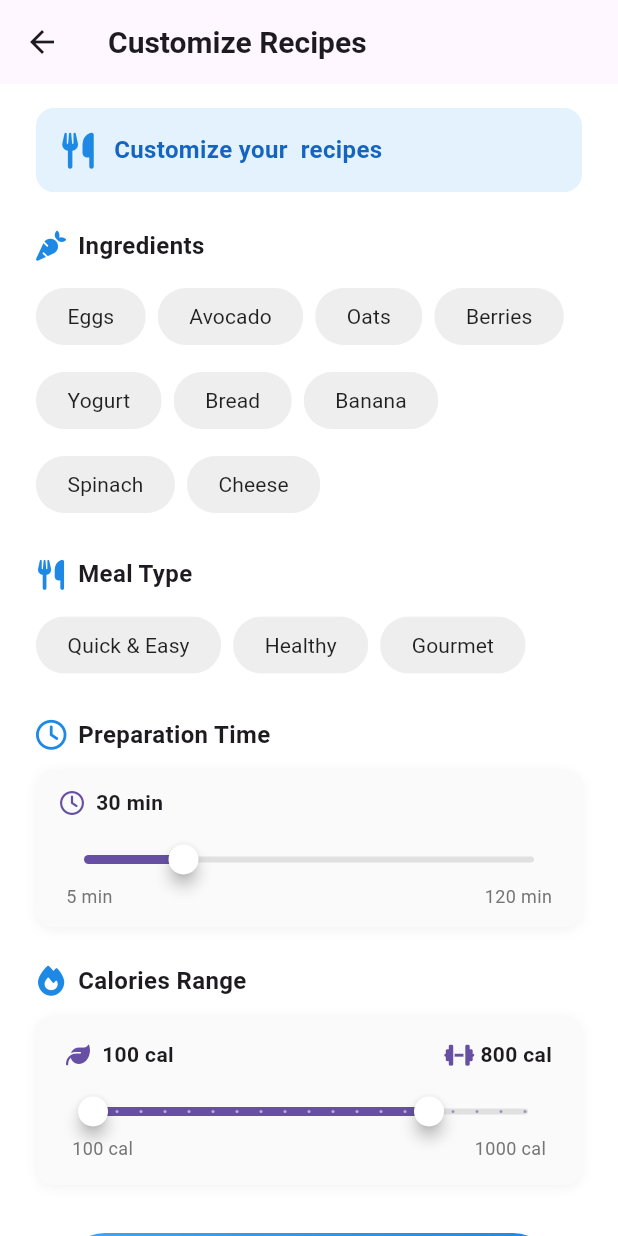
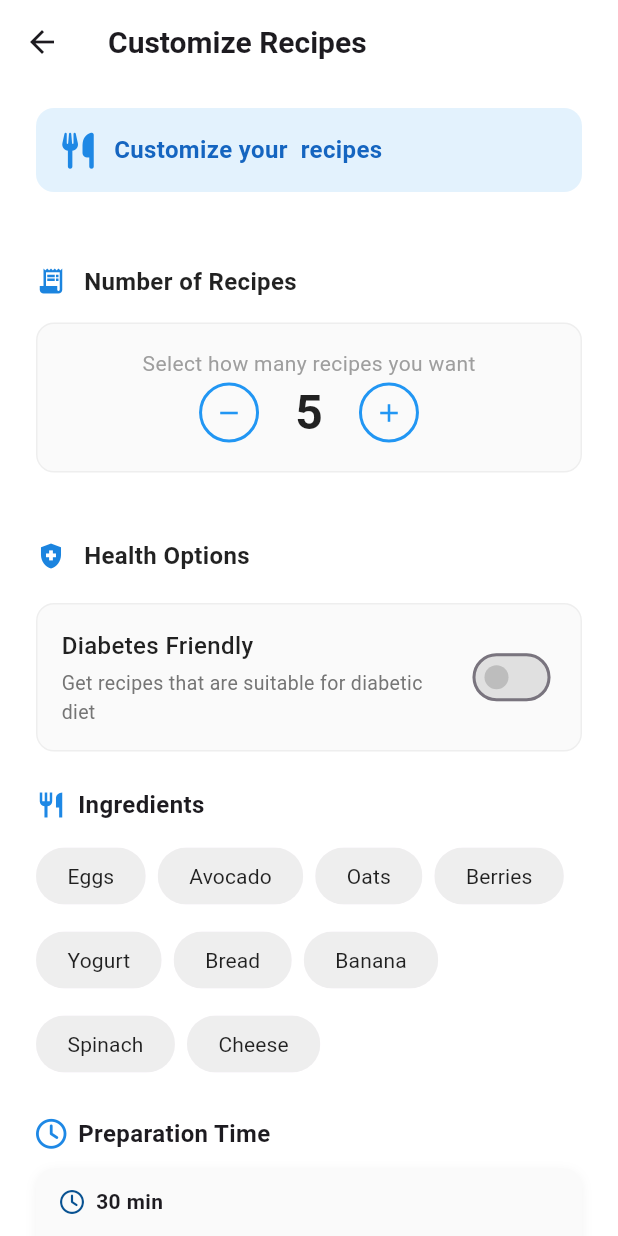
Before and after one commit to Recipe-Rise/Flutter-GP, a Flutter app: the CustomizeRecipeScreen screen opened directly with empty values, on a phone screen of 412 x 824 dp. Run offline on Flutter 3.47's test engine with Material 3 defaults, Android fonts, the light colour scheme and no system bars; our stand-ins replace bloc, flutter_bloc, flutter_vector_icons, font_awesome_flutter, get, google_generative_ai and 4 more; accounts and stored records are empty.

Commit message:
recipes count and health option cards added

```diff
--- a/lib/features/Recipes/presentation/views/customize_recipe_screen.dart
+++ b/lib/features/Recipes/presentation/views/customize_recipe_screen.dart
@@ -1,7 +1,8 @@
 import 'package:fitfork_gp/features/Recipes/presentation/widgets/choice_ships_grid.dart';
-import 'package:fitfork_gp/features/Recipes/presentation/widgets/choice_ships_row.dart';
 import 'package:fitfork_gp/features/Recipes/presentation/widgets/range_slider_with_labels.dart';
 import 'package:fitfork_gp/features/Recipes/presentation/widgets/slider_with_labels.dart';
+import 'package:fitfork_gp/features/Recipes/presentation/widgets/recipes_count_card.dart';
+import 'package:fitfork_gp/features/Recipes/presentation/widgets/health_options_card.dart';
 import 'package:fitfork_gp/features/Register/presentation/widgets/custom_gradient_button.dart';
 import 'package:flutter/material.dart';
 import 'package:fitfork_gp/core/utils/styles.dart';
@@ -26,9 +27,10 @@ class CustomizeRecipeScreen extends StatefulWidget {
 class _CustomizeRecipeScreenState extends State<CustomizeRecipeScreen> {
   final RecipeRepository _repository = RecipeRepository();
   final List<String> _selectedIngredients = [];
-  String _selectedMealType = '';
   double _preparationTime = 30;
   RangeValues _caloriesRange = const RangeValues(100, 800);
+  int _recipesCount = 5;
+  bool _isDiabetesFriendly = false;
 
   final List<String> _breakfastIngredients = [
     'Eggs',
@@ -66,8 +68,6 @@ class _CustomizeRecipeScreenState extends State<CustomizeRecipeScreen> {
     'Soup'
   ];
 
-  final List<String> _mealTypes = ['Quick & Easy', 'Healthy', 'Gourmet'];
-
   List<String> get _ingredientsForCategory {
     switch (widget.category) {
       case 'breakfast':
@@ -98,7 +98,7 @@ class _CustomizeRecipeScreenState extends State<CustomizeRecipeScreen> {
     final List<Recipe> filteredRecipes = _repository.getFilteredRecipes(
       category: widget.category,
       ingredients: _selectedIngredients,
-      mealType: _selectedMealType,
+      mealType: '',
       maxPrepTime: _preparationTime.toInt(),
       caloriesRange: [_caloriesRange.start.toInt(), _caloriesRange.end.toInt()],
     );
@@ -113,6 +113,7 @@ class _CustomizeRecipeScreenState extends State<CustomizeRecipeScreen> {
 
     return Scaffold(
       appBar: AppBar(
+        backgroundColor: Colors.white,
         title: Text(
           getCategoryTitle(),
           style: Styles.textStyle20.copyWith(fontWeight: FontWeight.w600),
@@ -128,7 +129,6 @@ class _CustomizeRecipeScreenState extends State<CustomizeRecipeScreen> {
           child: Column(
             crossAxisAlignment: CrossAxisAlignment.start,
             children: [
-              // Category Title Card (replacing header image)
               Container(
                 padding: const EdgeInsets.all(16),
                 margin: const EdgeInsets.only(bottom: 24),
@@ -154,10 +154,25 @@ class _CustomizeRecipeScreenState extends State<CustomizeRecipeScreen> {
                   ],
                 ),
               ),
-
-              // Ingredients Section
+              const SizedBox(height: 24),
+              RecipesCountCard(
+                initialCount: _recipesCount,
+                minCount: 1,
+                maxCount: 10,
+                onCountChanged: (count) {
+                  setState(() => _recipesCount = count);
+                },
+              ),
+              const SizedBox(height: 24),
+              HealthOptionsCard(
+                initialDiabetesFriendly: _isDiabetesFriendly,
+                onDiabetesFriendlyChanged: (isDiabetesFriendly) {
+                  setState(() => _isDiabetesFriendly = isDiabetesFriendly);
+                },
+              ),
+              const SizedBox(height: 24),
               _buildSectionHeader(
-                icon: FontAwesomeIcons.carrot,
+                icon: Icons.restaurant,
                 title: 'Ingredients',
               ),
               const SizedBox(height: 12),
@@ -171,23 +186,6 @@ class _CustomizeRecipeScreenState extends State<CustomizeRecipeScreen> {
                 },
               ),
               const SizedBox(height: 24),
-
-              // Meal Type Section
-              _buildSectionHeader(
-                icon: FontAwesomeIcons.utensils,
-                title: 'Meal Type',
-              ),
-              const SizedBox(height: 12),
-              ChoiceChipsRow(
-                options: _mealTypes,
-                selectedOption: _selectedMealType,
-                onSelectionChanged: (mealType) {
-                  setState(() => _selectedMealType = mealType);
-                },
-              ),
-              const SizedBox(height: 24),
-
-              // Preparation Time Section
               _buildSectionHeader(
                 icon: FontAwesomeIcons.clock,
                 title: 'Preparation Time',
@@ -204,8 +202,6 @@ class _CustomizeRecipeScreenState extends State<CustomizeRecipeScreen> {
                 icon: FontAwesomeIcons.clock,
               ),
               const SizedBox(height: 24),
-
-              // Calories Range Section
               _buildSectionHeader(
                 icon: FontAwesomeIcons.fire,
                 title: 'Calories Range',
@@ -224,8 +220,6 @@ class _CustomizeRecipeScreenState extends State<CustomizeRecipeScreen> {
                 endIcon: FontAwesomeIcons.dumbbell,
               ),
               const SizedBox(height: 32),
-
-              // Find Recipes Button
               Center(
                 child: CustomGradientButton(
                   text: 'Find Perfect Recipes',
--- /dev/null
+++ b/lib/features/Recipes/presentation/widgets/health_options_card.dart
@@ -0,0 +1,107 @@
+import 'package:flutter/material.dart';
+
+class HealthOptionsCard extends StatefulWidget {
+  final bool initialDiabetesFriendly;
+  final ValueChanged<bool>? onDiabetesFriendlyChanged;
+
+  const HealthOptionsCard({
+    Key? key,
+    this.initialDiabetesFriendly = false,
+    this.onDiabetesFriendlyChanged,
+  }) : super(key: key);
+
+  @override
+  State<HealthOptionsCard> createState() => _HealthOptionsCardState();
+}
+
+class _HealthOptionsCardState extends State<HealthOptionsCard> {
+  late bool _isDiabetesFriendly;
+
+  @override
+  void initState() {
+    super.initState();
+    _isDiabetesFriendly = widget.initialDiabetesFriendly;
+  }
+
+  void _toggleDiabetesFriendly(bool value) {
+    setState(() {
+      _isDiabetesFriendly = value;
+    });
+    widget.onDiabetesFriendlyChanged?.call(value);
+  }
+
+  @override
+  Widget build(BuildContext context) {
+    return Column(
+      crossAxisAlignment: CrossAxisAlignment.start,
+      mainAxisSize: MainAxisSize.min,
+      children: [
+        Row(
+          children: [
+            const Icon(
+              Icons.health_and_safety,
+              color: Color(0XFF1B84DF),
+              size: 20,
+            ),
+            const SizedBox(width: 12),
+            const Text(
+              'Health Options',
+              style: TextStyle(
+                fontSize: 16,
+                fontWeight: FontWeight.w600,
+                color: Colors.black87,
+              ),
+            ),
+          ],
+        ),
+        const SizedBox(height: 20),
+        Container(
+          padding: const EdgeInsets.all(16),
+          decoration: BoxDecoration(
+            color: Colors.grey.shade50,
+            borderRadius: BorderRadius.circular(12),
+            border: Border.all(
+              color: Colors.grey.shade200,
+              width: 1,
+            ),
+          ),
+          child: Row(
+            children: [
+              Expanded(
+                child: Column(
+                  crossAxisAlignment: CrossAxisAlignment.start,
+                  children: [
+                    const Text(
+                      'Diabetes Friendly',
+                      style: TextStyle(
+                        fontSize: 16,
+                        fontWeight: FontWeight.w500,
+                        color: Colors.black87,
+                      ),
+                    ),
+                    const SizedBox(height: 4),
+                    Text(
+                      'Get recipes that are suitable for diabetic diet',
+                      style: TextStyle(
+                        fontSize: 13,
+                        color: Colors.grey.shade600,
+                      ),
+                    ),
+                  ],
+                ),
+              ),
+              const SizedBox(width: 16),
+              Switch(
+                value: _isDiabetesFriendly,
+                onChanged: _toggleDiabetesFriendly,
+                activeColor: Colors.blue.shade200,
+                inactiveThumbColor: Colors.grey.shade400,
+                inactiveTrackColor: Colors.grey.shade300,
+              ),
+            ],
+          ),
+        ),
+      ],
+    );
+  }
+}
--- a/lib/features/Recipes/presentation/widgets/range_slider_with_labels.dart
+++ b/lib/features/Recipes/presentation/widgets/range_slider_with_labels.dart
@@ -32,7 +32,7 @@ class RangeSliderWithLabels extends StatelessWidget {
   @override
   Widget build(BuildContext context) {
     final theme = Theme.of(context);
-    final defaultActiveColor = activeColor ?? theme.primaryColor;
+    final defaultActiveColor = activeColor ?? Color.fromARGB(255, 7, 81, 145);
     final defaultInactiveColor = inactiveColor ?? Colors.grey.shade300;
 
     return Container(
@@ -71,12 +71,16 @@ class RangeSliderWithLabels extends StatelessWidget {
             ),
           ),
 
-          // Range Slider
           SliderTheme(
             data: SliderTheme.of(context).copyWith(
-              activeTrackColor: defaultActiveColor,
-              inactiveTrackColor: defaultInactiveColor,
-              thumbColor: Colors.white,
+              activeTrackColor: const Color(0xFF74b9ff),
+              inactiveTrackColor: const Color(0xFFe9ecef),
+              thumbColor: const Color(0xFF74b9ff),
+              valueIndicatorColor: Color.fromARGB(255, 7, 81, 145),
+              thumbShape: const RoundSliderThumbShape(
+                enabledThumbRadius: 10,
+                elevation: 4,
+              ),
               rangeThumbShape: const RoundRangeSliderThumbShape(
                 enabledThumbRadius: 10,
                 elevation: 4,
--- /dev/null
+++ b/lib/features/Recipes/presentation/widgets/recipes_count_card.dart
@@ -0,0 +1,161 @@
+import 'package:flutter/material.dart';
+
+class RecipesCountCard extends StatefulWidget {
+  final int initialCount;
+  final ValueChanged<int>? onCountChanged;
+  final int minCount;
+  final int maxCount;
+
+  const RecipesCountCard({
+    Key? key,
+    this.initialCount = 5,
+    this.onCountChanged,
+    this.minCount = 1,
+    this.maxCount = 20,
+  }) : super(key: key);
+
+  @override
+  State<RecipesCountCard> createState() => _RecipesCountCardState();
+}
+
+class _RecipesCountCardState extends State<RecipesCountCard> {
+  late int _count;
+
+  @override
+  void initState() {
+    super.initState();
+    _count = widget.initialCount;
+  }
+
+  void _decrementCount() {
+    if (_count > widget.minCount) {
+      setState(() {
+        _count--;
+      });
+      widget.onCountChanged?.call(_count);
+    }
+  }
+
+  void _incrementCount() {
+    if (_count < widget.maxCount) {
+      setState(() {
+        _count++;
+      });
+      widget.onCountChanged?.call(_count);
+    }
+  }
+
+  @override
+  Widget build(BuildContext context) {
+    return Column(
+      crossAxisAlignment: CrossAxisAlignment.start,
+      mainAxisSize: MainAxisSize.min,
+      children: [
+        Row(
+          children: [
+            const Icon(
+              Icons.receipt_long,
+              color: Color(0XFF1B84DF),
+              // color: Colors.white,
+              size: 20,
+            ),
+            const SizedBox(width: 12),
+            const Text(
+              'Number of Recipes',
+              style: TextStyle(
+                fontSize: 16,
+                fontWeight: FontWeight.w600,
+                color: Colors.black87,
+              ),
+            ),
+          ],
+        ),
+        const SizedBox(height: 16),
+        Container(
+          padding: const EdgeInsets.all(16),
+          decoration: BoxDecoration(
+            color: Colors.grey.shade50,
+            borderRadius: BorderRadius.circular(12),
+            border: Border.all(
+              color: Colors.grey.shade200,
+              width: 1,
+            ),
+          ),
+          child: Column(
+            children: [
+              const Text(
+                'Select how many recipes you want',
+                style: TextStyle(
+                  fontSize: 14,
+                  color: Colors.grey,
+                ),
+              ),
+              Row(
+                mainAxisAlignment: MainAxisAlignment.center,
+                children: [
+                  GestureDetector(
+                    onTap: _decrementCount,
+                    child: Container(
+                      width: 40,
+                      height: 40,
+                      decoration: BoxDecoration(
+                        shape: BoxShape.circle,
+                        border: Border.all(
+                          color: _count > widget.minCount
+                              ? Colors.blue
+                              : Colors.grey.shade300,
+                          width: 2,
+                        ),
+                      ),
+                      child: Icon(
+                        Icons.remove,
+                        color: _count > widget.minCount
+                            ? Colors.blue
+                            : Colors.grey.shade400,
+                        size: 20,
+                      ),
+                    ),
+                  ),
+                  const SizedBox(width: 24),
+                  Text(
+                    '$_count',
+                    style: const TextStyle(
+                      fontSize: 32,
+                      fontWeight: FontWeight.bold,
+                      color: Colors.black87,
+                    ),
+                  ),
+                  const SizedBox(width: 24),
+                  GestureDetector(
+                    onTap: _incrementCount,
+                    child: Container(
+                      width: 40,
+                      height: 40,
+                      decoration: BoxDecoration(
+                        shape: BoxShape.circle,
+                        border: Border.all(
+                          color: _count < widget.maxCount
+                              ? Colors.blue
+                              : Colors.grey.shade300,
+                          width: 2,
+                        ),
+                      ),
+                      child: Icon(
+                        Icons.add,
+                        color: _count < widget.maxCount
+                            ? Colors.blue
+                            : Colors.grey.shade400,
+                        size: 20,
+                      ),
+                    ),
+                  ),
+                ],
+              ),
+            ],
+          ),
+        ),
+        const SizedBox(height: 20),
+      ],
+    );
+  }
+}
--- a/lib/features/Recipes/presentation/widgets/slider_with_labels.dart
+++ b/lib/features/Recipes/presentation/widgets/slider_with_labels.dart
@@ -26,7 +26,7 @@ class SliderWithLabels extends StatelessWidget {
   @override
   Widget build(BuildContext context) {
     final theme = Theme.of(context);
-    final defaultActiveColor = activeColor ?? theme.primaryColor;
+    final defaultActiveColor = activeColor ?? Color.fromARGB(255, 7, 81, 145);
     final defaultInactiveColor = inactiveColor ?? Colors.grey.shade300;
 
     return Container(
@@ -45,7 +45,6 @@ class SliderWithLabels extends StatelessWidget {
       child: Column(
         crossAxisAlignment: CrossAxisAlignment.start,
         children: [
-          // Header with icon and label
           Row(
             children: [
               if (icon != null)
@@ -68,18 +67,18 @@ class SliderWithLabels extends StatelessWidget {
           ),
           const SizedBox(height: 12),
 
-          // Slider with min/max labels
           SliderTheme(
             data: SliderTheme.of(context).copyWith(
-              activeTrackColor: defaultActiveColor,
-              inactiveTrackColor: defaultInactiveColor,
-              thumbColor: Colors.white,
+              activeTrackColor: const Color(0xFF74b9ff),
+              inactiveTrackColor: const Color(0xFFe9ecef),
+              valueIndicatorColor: Color.fromARGB(255, 7, 81, 145),
+              thumbColor: const Color(0xFF74b9ff),
               thumbShape: const RoundSliderThumbShape(
                 enabledThumbRadius: 10,
                 elevation: 4,
               ),
-              overlayShape: const RoundSliderOverlayShape(overlayRadius: 16),
-              overlayColor: defaultActiveColor.withOpacity(0.2),
+              overlayShape: const RoundSliderOverlayShape(overlayRadius: 20),
+              overlayColor: const Color(0xFF74b9ff).withOpacity(0.2),
               trackHeight: 4,
             ),
             child: Slider(
```
